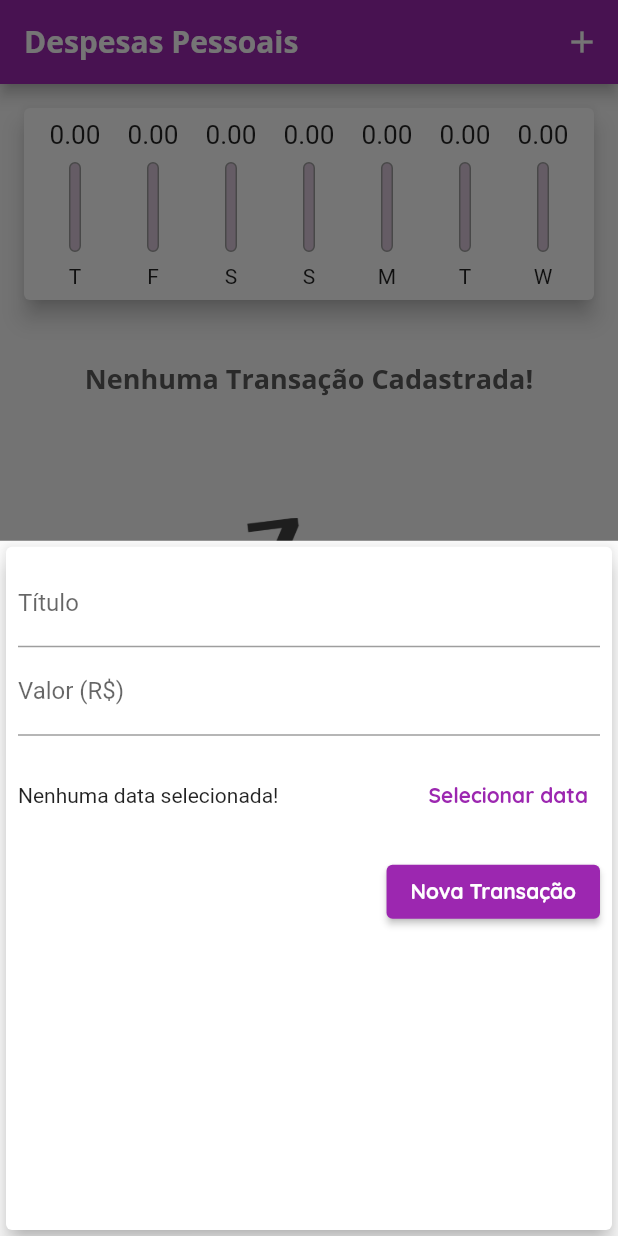
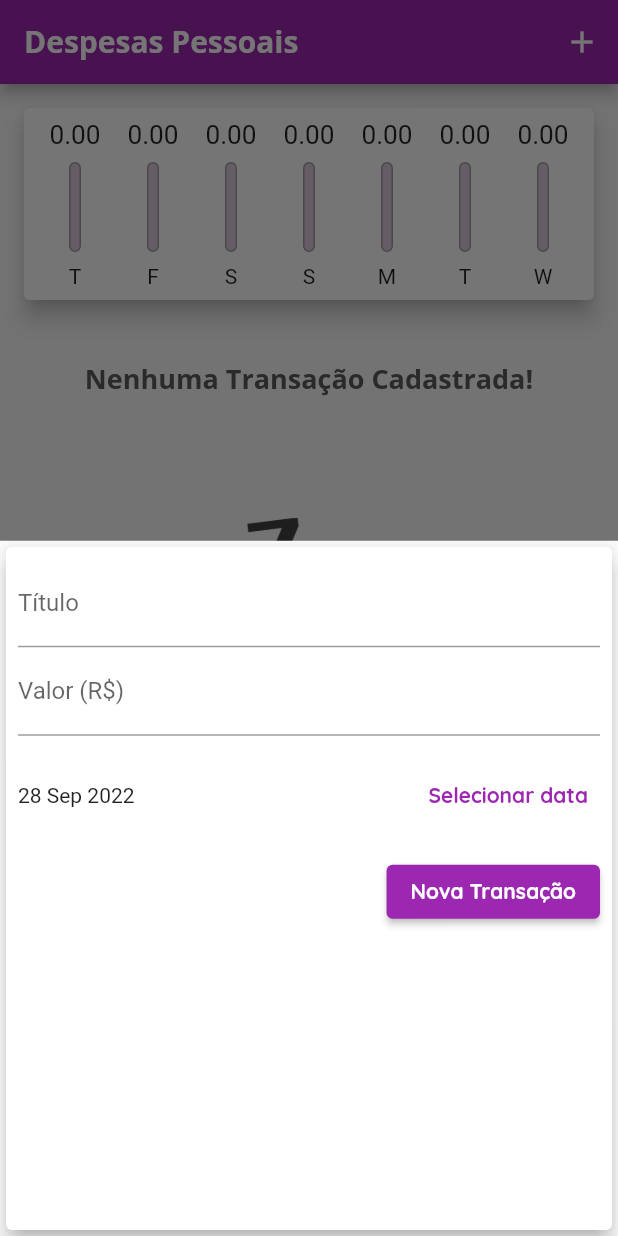
Before and after one commit to AntonioMarcosRosa/cod3r_course-expenses_app, a Flutter app: the screen it shows after launch, after a tap on the "add" icon, on a phone screen of 412 x 824 dp. Run offline on Flutter 3.47's test engine with Material 2 defaults, Android fonts, the phone set to English and light mode, and no system bars.

Commit message:
Last commit

```diff
--- a/lib/components/transaction_form.dart
+++ b/lib/components/transaction_form.dart
@@ -13,7 +13,7 @@ class TransactionForm extends StatefulWidget {
 class _TransactionFormState extends State<TransactionForm> {
   final _titleController = TextEditingController();
   final _valueController = TextEditingController();
-  DateTime? _selectedDate;
+  DateTime _selectedDate = DateTime.now();
 
   _submitForm() {
     final title = _titleController.text;
@@ -22,7 +22,7 @@ class _TransactionFormState extends State<TransactionForm> {
     if (title.isEmpty || value <= 0) {
       return;
     }
-    widget.onSubmit(title, value, _selectedDate!);
+    widget.onSubmit(title, value, _selectedDate);
   }
 
   _showDatePicker() {
--- a/lib/components/transaction_list.dart
+++ b/lib/components/transaction_list.dart
@@ -4,13 +4,14 @@ import 'package:intl/intl.dart';
 
 class TransactionList extends StatelessWidget {
   final List<Transaction> transactions;
+  final void Function(String) removeTransaction;
 
-  const TransactionList(this.transactions, {super.key});
+  const TransactionList(this.transactions, this.removeTransaction, {super.key});
 
   @override
   Widget build(BuildContext context) {
     return SizedBox(
-      height: 360,
+      height: 530,
       child: transactions.isEmpty
           ? Column(
               children: [
@@ -42,6 +43,14 @@ class TransactionList extends StatelessWidget {
                     horizontal: 6,
                   ),
                   child: ListTile(
+                    trailing: IconButton(
+                      icon: Icon(
+                        Icons.delete,
+                        color: Theme.of(context).errorColor,
+                      ),
+                      onPressed: () =>
+                          removeTransaction(transaction.id as String),
+                    ),
                     leading: CircleAvatar(
                       backgroundColor: Theme.of(context).colorScheme.primary,
                       radius: 30,
--- a/lib/main.dart
+++ b/lib/main.dart
@@ -19,6 +19,7 @@ class ExpensesApp extends StatelessWidget {
           primary: Colors.purple,
           secondary: Colors.purple,
         ),
+        errorColor: const Color.fromARGB(255, 255, 131, 122),
         fontFamily: 'Quicksand',
         textTheme: ThemeData.light().textTheme.copyWith(
               button: const TextStyle(
@@ -85,6 +86,12 @@ class _MyHomePageState extends State<MyHomePage> {
     Navigator.of(context).pop();
   }
 
+  _removeTransaction(String transactionId) {
+    setState(() {
+      _transactions.removeWhere((transaction) =>transaction.id == transactionId);
+    });
+  }
+
   @override
   Widget build(BuildContext context) {
     return Scaffold(
@@ -105,7 +112,7 @@ class _MyHomePageState extends State<MyHomePage> {
               child: Chart(_recentTransactions),
             ),
             Column(children: [
-              TransactionList(_transactions),
+              TransactionList(_transactions, _removeTransaction),
             ]),
           ],
         ),
```
